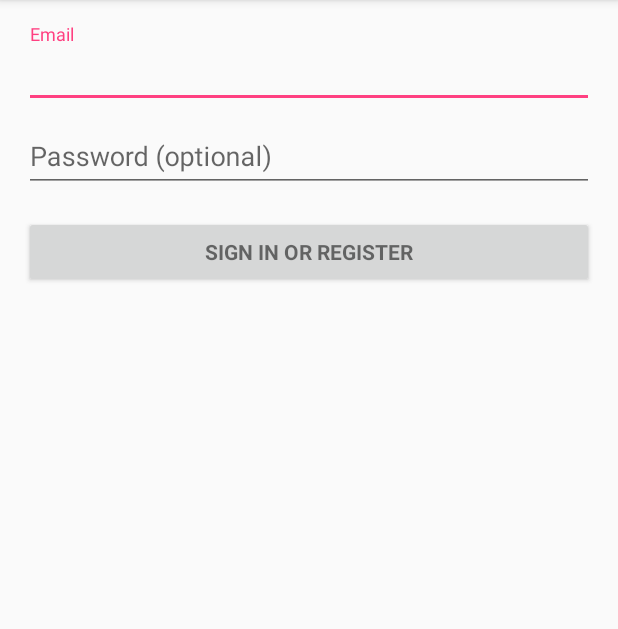
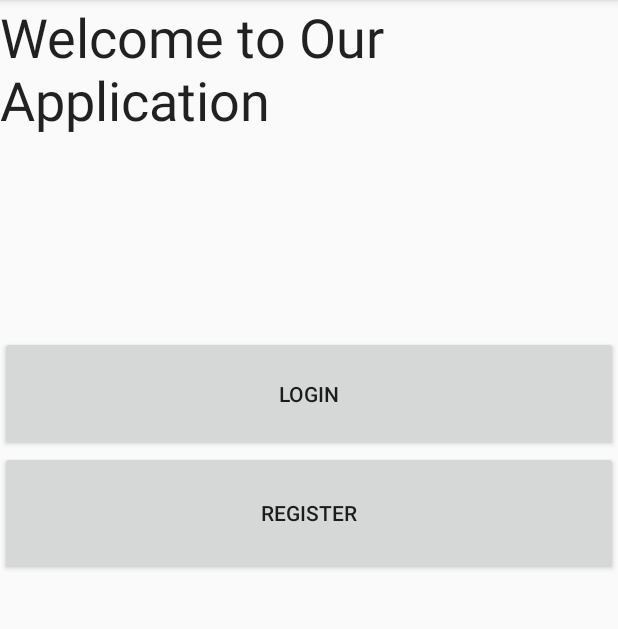
Before and after one commit to jcelliott17/ProjectManagement, an Android app: the screen it shows after launch (LoginPage before the commit, WelcomePageActivity after it), on a phone screen of 412 x 824 dp, the part 84-713 px from its top. Run offline under Robolectric (Android 15) with nearby library versions, the phone set to English and light mode, and no system bars.

Commit message:
Work switching view's on button click

```diff
--- /dev/null
+++ b/Team60Application/app/src/main/java/com/example/jackieelliott/team60application/controllers/WelcomePageActivity.java
@@ -0,0 +1,47 @@
+package com.example.jackieelliott.team60application.controllers;
+
+import android.content.Context;
+import android.content.Intent;
+import android.os.Bundle;
+import android.support.v7.app.AppCompatActivity;
+import android.view.View;
+import android.widget.Button;
+
+import com.example.jackieelliott.team60application.R;
+
+/**
+ * Created by JackieElliott on 2/8/17.
+ */
+
+public class WelcomePageActivity extends AppCompatActivity {
+
+    Button button;
+
+    @Override
+    public void onCreate(Bundle savedInstanceState) {
+        super.onCreate(savedInstanceState);
+        setContentView(R.layout.welcome_page);
+        addListenerOnButton();
+    }
+
+    public void addListenerOnButton() {
+
+        final Context context = this;
+
+        button = (Button) findViewById(R.id.register_button);
+
+        button.setOnClickListener(new View.OnClickListener() {
+
+            @Override
+            public void onClick(View arg0) {
+
+                Intent intent = new Intent(context, RegisterUserActivity.class);
+                startActivity(intent);
+
+            }
+
+        });
+
+    }
+
+}
--- a/Team60Application/app/src/main/res/layout/welcome_page.xml
+++ b/Team60Application/app/src/main/res/layout/welcome_page.xml
@@ -1,5 +1,6 @@
 <?xml version="1.0" encoding="utf-8"?>
 <LinearLayout xmlns:android="http://schemas.android.com/apk/res/android"
+    xmlns:tools="http://schemas.android.com/tools"
     android:orientation="vertical" android:layout_width="match_parent"
     android:layout_height="match_parent"
     android:weightSum="1">
@@ -18,7 +19,8 @@
         android:layout_width="match_parent"
         android:layout_height="wrap_content"
         android:id="@+id/login_button"
-        android:layout_weight="0.05" />
+        android:layout_weight="0.05"
+        android:onClick="onLoginPressed" />
 
     <Button
         android:text="Register"
```
Also changed, not shown: Team60Application/app/src/main/AndroidManifest.xml (+8 -4 lines), Team60Application/app/src/main/java/com/example/jackieelliott/team60application/controllers/LoginActivity.java (+10 -1 lines), Team60Application/app/src/main/java/com/example/jackieelliott/team60application/controllers/RegisterUserActivity.java (+15 -1 lines).
